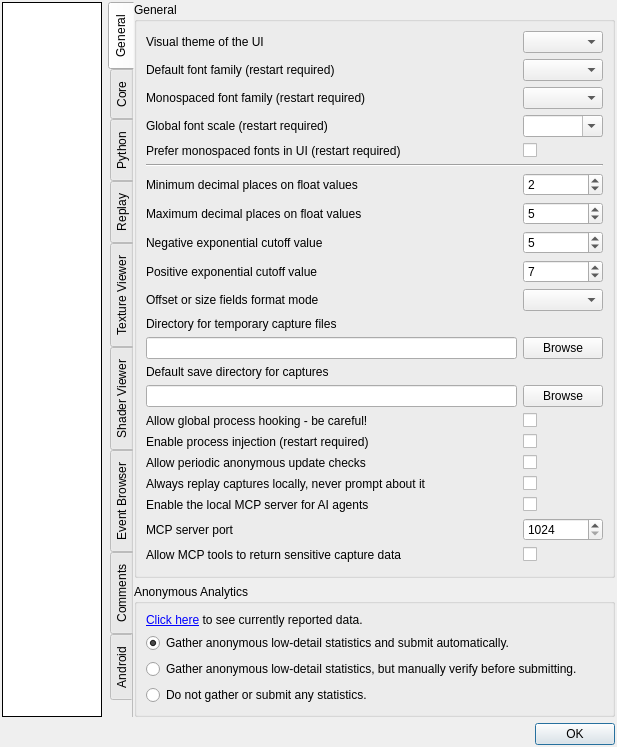
This is qrenderdoc/Windows/Dialogs/SettingsDialog.ui in Kirkice/renderdoc as Qt 5 draws it before an edit. The edited form follows.
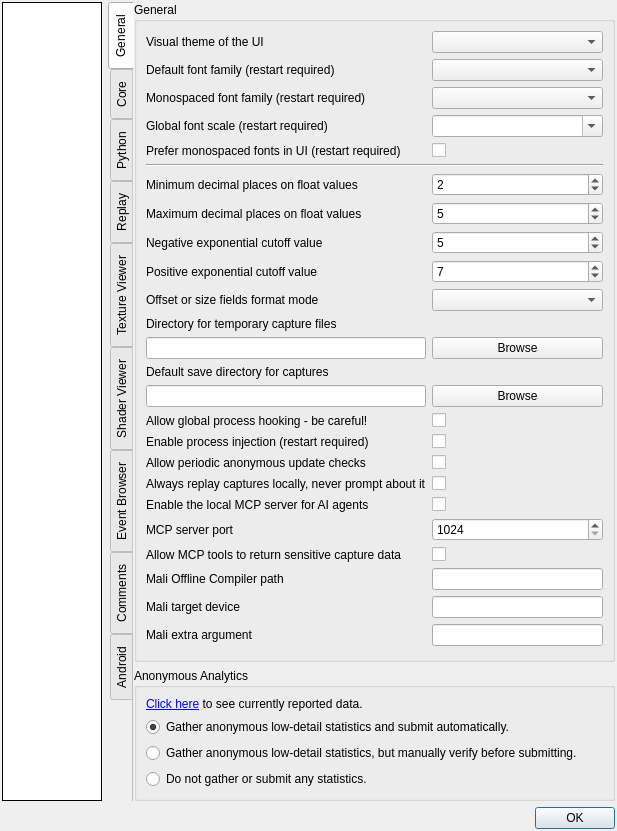
This is the edited form. Custom widgets are drawn as their Qt base class.

```diff
--- a/qrenderdoc/Windows/Dialogs/SettingsDialog.ui
+++ b/qrenderdoc/Windows/Dialogs/SettingsDialog.ui
@@ -536,7 +536,58 @@
             </property>
            </widget>
           </item>
+          <item row="22" column="0">
+           <widget class="QLabel" name="mcpMaliCompilerPathLabel">
+            <property name="toolTip">
+             <string>Optional path to the Mali Offline Compiler executable used by the MCP Mali analysis tools.</string>
+            </property>
+            <property name="text">
+             <string>Mali Offline Compiler path</string>
+            </property>
+           </widget>
+          </item>
           <item row="22" column="1">
+           <widget class="QLineEdit" name="MCP_MaliCompilerPath">
+            <property name="toolTip">
+             <string>Optional path to the Mali Offline Compiler executable used by the MCP Mali analysis tools.</string>
+            </property>
+           </widget>
+          </item>
+          <item row="23" column="0">
+           <widget class="QLabel" name="mcpMaliDeviceLabel">
+            <property name="toolTip">
+             <string>Optional Mali target device name. Leave empty to use the compiler default.</string>
+            </property>
+            <property name="text">
+             <string>Mali target device</string>
+            </property>
+           </widget>
+          </item>
+          <item row="23" column="1">
+           <widget class="QLineEdit" name="MCP_MaliDevice">
+            <property name="toolTip">
+             <string>Optional Mali target device name. Leave empty to use the compiler default.</string>
+            </property>
+           </widget>
+          </item>
+          <item row="24" column="0">
+           <widget class="QLabel" name="mcpMaliExtraArgsLabel">
+            <property name="toolTip">
+             <string>One literal extra command-line argument for Mali Offline Compiler, such as --metrics. Use the MCP tool extraArgs array for multiple separate arguments.</string>
+            </property>
+            <property name="text">
+             <string>Mali extra argument</string>
+            </property>
+           </widget>
+          </item>
+          <item row="24" column="1">
+           <widget class="QLineEdit" name="MCP_MaliExtraArgs">
+            <property name="toolTip">
+             <string>One literal extra command-line argument for Mali Offline Compiler, such as --metrics. Use the MCP tool extraArgs array for multiple separate arguments.</string>
+            </property>
+           </widget>
+          </item>
+          <item row="25" column="1">
            <spacer name="verticalSpacer">
             <property name="orientation">
              <enum>Qt::Vertical</enum>
```
Left out of the diff: 4 changed lines with no effect on the pictures.
